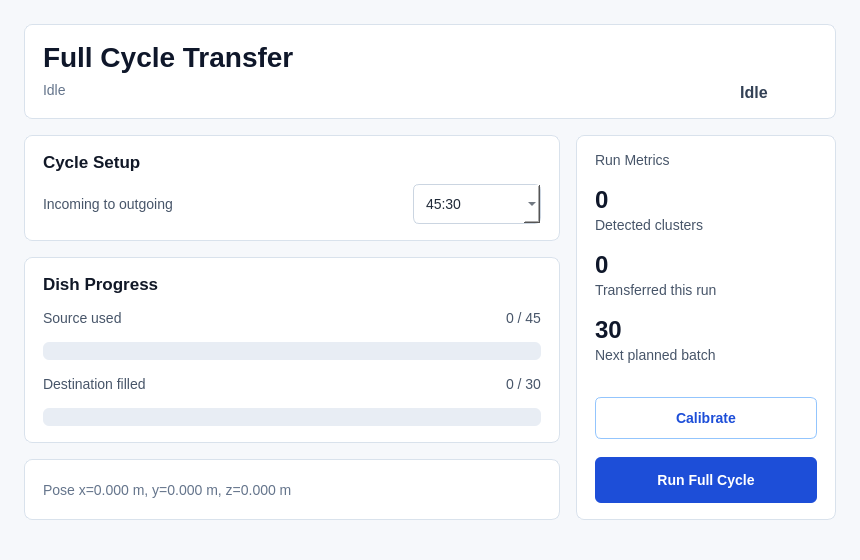
Old version of the form src/pantograph_ui/MainWindow.ui in the repository Pantograph-Automation/pantograph_automation.
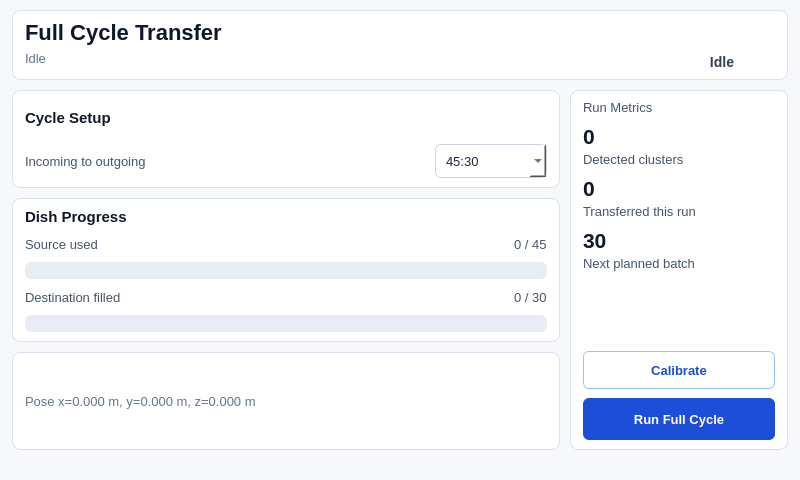
New version of the form.

Commit message: Final UI. Demo day!!!!

```diff
--- a/src/pantograph_ui/MainWindow.ui
+++ b/src/pantograph_ui/MainWindow.ui
@@ -6,14 +6,14 @@
    <rect>
     <x>0</x>
     <y>0</y>
-    <width>860</width>
-    <height>560</height>
+    <width>800</width>
+    <height>480</height>
    </rect>
   </property>
   <property name="minimumSize">
    <size>
-    <width>780</width>
-    <height>520</height>
+    <width>720</width>
+    <height>430</height>
    </size>
   </property>
   <property name="windowTitle">
@@ -24,7 +24,7 @@
     background-color: #f6f8fb;
     color: #1f2937;
     font-family: "Segoe UI", "Helvetica Neue", Arial, sans-serif;
-    font-size: 14px;
+    font-size: 13px;
 }
 
 QFrame#headerFrame,
@@ -44,27 +44,27 @@
 
 QLabel#titleLabel {
     color: #0f172a;
-    font-size: 28px;
+    font-size: 22px;
     font-weight: 700;
 }
 
 QLabel#sectionLabel,
 QLabel#cycleTitleLabel {
     color: #111827;
-    font-size: 17px;
+    font-size: 15px;
     font-weight: 700;
 }
 
 QLabel#readinessLabel {
     color: #ffffff;
-    border-radius: 16px;
-    padding: 6px 14px;
+    border-radius: 14px;
+    padding: 5px 10px;
     font-weight: 700;
 }
 
 QLabel#stateLabel {
     color: #334155;
-    font-size: 16px;
+    font-size: 14px;
     font-weight: 700;
 }
 
@@ -78,7 +78,7 @@
 QLabel#transferredValueLabel,
 QLabel#nextBatchValueLabel {
     color: #0f172a;
-    font-size: 24px;
+    font-size: 21px;
     font-weight: 700;
 }
 
@@ -86,8 +86,8 @@
     background-color: #ffffff;
     border: 1px solid #cbd5e1;
     border-radius: 6px;
-    padding: 8px 12px;
-    min-height: 22px;
+    padding: 6px 10px;
+    min-height: 20px;
 }
 
 QComboBox:disabled {
@@ -99,7 +99,7 @@
     background-color: #e8edf4;
     border: none;
     border-radius: 6px;
-    height: 12px;
+    height: 10px;
     text-align: center;
     color: transparent;
 }
@@ -112,7 +112,7 @@
 QPushButton {
     border: none;
     border-radius: 6px;
-    padding: 11px 18px;
+    padding: 8px 14px;
     font-weight: 700;
 }
 
@@ -144,19 +144,19 @@
   <widget class="QWidget" name="centralwidget">
    <layout class="QVBoxLayout" name="mainLayout">
     <property name="spacing">
-     <number>16</number>
+     <number>10</number>
     </property>
     <property name="leftMargin">
-     <number>24</number>
+     <number>12</number>
     </property>
     <property name="topMargin">
-     <number>24</number>
+     <number>10</number>
     </property>
     <property name="rightMargin">
-     <number>24</number>
+     <number>12</number>
     </property>
     <property name="bottomMargin">
-     <number>18</number>
+     <number>8</number>
     </property>
     <item>
      <widget class="QFrame" name="headerFrame">
@@ -165,24 +165,24 @@
       </property>
       <layout class="QHBoxLayout" name="headerLayout">
        <property name="spacing">
-        <number>18</number>
+        <number>12</number>
        </property>
        <property name="leftMargin">
-        <number>18</number>
+        <number>12</number>
        </property>
        <property name="topMargin">
-        <number>16</number>
+        <number>9</number>
        </property>
        <property name="rightMargin">
-        <number>18</number>
+        <number>12</number>
        </property>
        <property name="bottomMargin">
-        <number>16</number>
+        <number>9</number>
        </property>
        <item>
         <layout class="QVBoxLayout" name="titleLayout">
          <property name="spacing">
-          <number>4</number>
+          <number>2</number>
          </property>
          <item>
           <widget class="QLabel" name="titleLabel">
@@ -219,14 +219,14 @@
        <item>
         <layout class="QVBoxLayout" name="statusLayout">
          <property name="spacing">
-          <number>8</number>
+          <number>4</number>
          </property>
          <item>
           <widget class="QLabel" name="readinessLabel">
            <property name="minimumSize">
             <size>
-             <width>126</width>
-             <height>34</height>
+             <width>106</width>
+             <height>30</height>
             </size>
            </property>
            <property name="text">
@@ -255,12 +255,12 @@
     <item>
      <layout class="QHBoxLayout" name="contentLayout">
       <property name="spacing">
-       <number>16</number>
+       <number>10</number>
       </property>
       <item>
        <layout class="QVBoxLayout" name="leftColumnLayout">
         <property name="spacing">
-         <number>16</number>
+         <number>10</number>
         </property>
         <item>
          <widget class="QFrame" name="setupFrame">
@@ -269,19 +269,19 @@
           </property>
           <layout class="QVBoxLayout" name="setupLayout">
            <property name="spacing">
-            <number>12</number>
+            <number>8</number>
            </property>
            <property name="leftMargin">
-            <number>18</number>
+            <number>12</number>
            </property>
            <property name="topMargin">
-            <number>16</number>
+            <number>9</number>
            </property>
            <property name="rightMargin">
-            <number>18</number>
+            <number>12</number>
            </property>
            <property name="bottomMargin">
-            <number>16</number>
+            <number>9</number>
            </property>
            <item>
             <widget class="QLabel" name="cycleTitleLabel">
@@ -293,7 +293,7 @@
            <item>
             <layout class="QHBoxLayout" name="ratioLayout">
              <property name="spacing">
-              <number>12</number>
+              <number>8</number>
              </property>
              <item>
               <widget class="QLabel" name="ratioLabel">
@@ -319,7 +319,7 @@
               <widget class="QComboBox" name="ratioComboBox">
                <property name="minimumSize">
                 <size>
-                 <width>128</width>
+                 <width>112</width>
                  <height>38</height>
                 </size>
                </property>
@@ -347,19 +347,19 @@
           </property>
           <layout class="QVBoxLayout" name="progressLayout">
            <property name="spacing">
-            <number>14</number>
+            <number>8</number>
            </property>
            <property name="leftMargin">
-            <number>18</number>
+            <number>12</number>
            </property>
            <property name="topMargin">
-            <number>16</number>
+            <number>9</number>
            </property>
            <property name="rightMargin">
-            <number>18</number>
+            <number>12</number>
            </property>
            <property name="bottomMargin">
-            <number>16</number>
+            <number>9</number>
            </property>
            <item>
             <widget class="QLabel" name="sectionLabel">
@@ -466,16 +466,16 @@
           </property>
           <layout class="QVBoxLayout" name="poseLayout">
            <property name="leftMargin">
-            <number>18</number>
+            <number>12</number>
            </property>
            <property name="topMargin">
-            <number>14</number>
+            <number>8</number>
            </property>
            <property name="rightMargin">
-            <number>18</number>
+            <number>12</number>
            </property>
            <property name="bottomMargin">
-            <number>14</number>
+            <number>8</number>
            </property>
            <item>
             <widget class="QLabel" name="poseValueLabel">
@@ -493,7 +493,7 @@
        <widget class="QFrame" name="metricsFrame">
         <property name="minimumSize">
          <size>
-          <width>260</width>
+          <width>218</width>
           <height>0</height>
          </size>
         </property>
@@ -502,19 +502,19 @@
         </property>
         <layout class="QVBoxLayout" name="metricsLayout">
          <property name="spacing">
-          <number>18</number>
+          <number>9</number>
          </property>
          <property name="leftMargin">
-          <number>18</number>
+          <number>12</number>
          </property>
          <property name="topMargin">
-          <number>16</number>
+          <number>9</number>
          </property>
          <property name="rightMargin">
-          <number>18</number>
+          <number>12</number>
          </property>
          <property name="bottomMargin">
-          <number>16</number>
+          <number>9</number>
          </property>
          <item>
           <widget class="QLabel" name="metricsTitleLabel">
@@ -594,7 +594,7 @@
            <property name="sizeHint" stdset="0">
             <size>
              <width>20</width>
-             <height>40</height>
+             <height>12</height>
             </size>
            </property>
           </spacer>
@@ -604,7 +604,7 @@
            <property name="minimumSize">
             <size>
              <width>0</width>
-             <height>42</height>
+             <height>38</height>
             </size>
            </property>
            <property name="text">
@@ -617,7 +617,7 @@
            <property name="minimumSize">
             <size>
              <width>0</width>
-             <height>46</height>
+             <height>42</height>
             </size>
            </property>
            <property name="text">
```
The commit also changes 4 other files.
